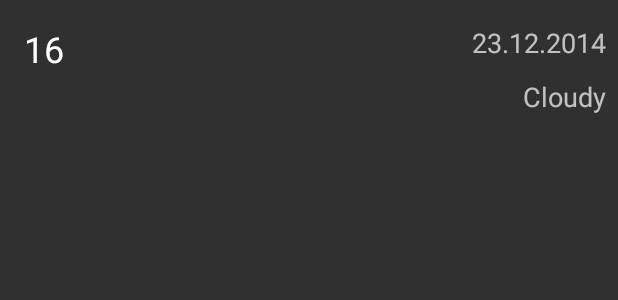
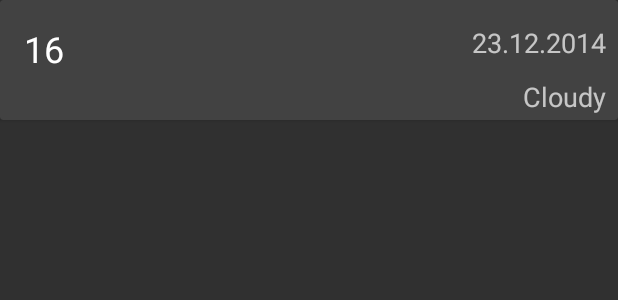
Before and after one commit to aprofromindia/WeatherApp, an Android app: the layout item_weather.xml on its own in the app's theme, with its tools: preview values and no code run, on a phone screen of 412 x 824 dp. Shown: the top 300 px of the screen. Run offline under Robolectric (Android 15) with nearby library versions, the phone set to English and light mode, and no system bars.

Commit message:
minor update.

```diff
--- a/app/build.gradle
+++ b/app/build.gradle
@@ -35,4 +35,5 @@ dependencies {
     compile 'com.android.support:recyclerview-v7:25.1.0'
     compile 'com.squareup.retrofit2:retrofit:2.1.0'
     compile 'com.squareup.retrofit2:converter-jackson:2.1.0'
+    compile 'com.android.support:cardview-v7:25.1.0'
 }
--- a/app/src/main/java/com/github/aprofromindia/weatherapp/entities/Weather.java
+++ b/app/src/main/java/com/github/aprofromindia/weatherapp/entities/Weather.java
@@ -2,15 +2,17 @@ package com.github.aprofromindia.weatherapp.entities;
 
 import com.fasterxml.jackson.annotation.JsonFormat;
 import com.fasterxml.jackson.annotation.JsonIgnoreProperties;
+import com.fasterxml.jackson.annotation.JsonProperty;
 
 import java.util.Date;
 
 @JsonIgnoreProperties(ignoreUnknown = true)
 public class Weather {
     private int code;
-    @JsonFormat(pattern = "www, dd MMM yyyy hh:mm a z")
+    @JsonFormat(pattern = "www, dd MMM yyyy hh:mm a z TZ")
     private Date date;
     private int temp;
+    @JsonProperty("text")
     private String condition;
 
     public Weather(int code, int temp, String condition) {
--- a/app/src/main/java/com/github/aprofromindia/weatherapp/entities/jackson/WeatherListDeserializer.java
+++ b/app/src/main/java/com/github/aprofromindia/weatherapp/entities/jackson/WeatherListDeserializer.java
@@ -24,9 +24,9 @@ public class WeatherListDeserializer extends JsonDeserializer<WeatherList> {
 
         for (JsonNode n : node.path("query").path("results").path("channel")) {
             JsonNode weather = n.path("item").path("condition");
-            int code = weather.path("code").asInt();
-            int temp = weather.path("temp").asInt();
-            String condition = weather.path("condition").asText();
+            final int code = weather.path("code").asInt();
+            final int temp = weather.path("temp").asInt();
+            final String condition = weather.path("text").asText();
             weatherList.add(new Weather(code, temp, condition));
         }
         return new WeatherList(weatherList);
--- a/app/src/main/java/com/github/aprofromindia/weatherapp/ui/activities/MainActivity.java
+++ b/app/src/main/java/com/github/aprofromindia/weatherapp/ui/activities/MainActivity.java
@@ -34,7 +34,7 @@ public class MainActivity extends AppCompatActivity {
     }
 
     private void setupViews(ActivityMainBinding binding) {
-        RecyclerView recyclerView = binding.recyclerView;
+        final RecyclerView recyclerView = binding.recyclerView;
         refreshLayout = binding.refreshLayout;
         progressBar = binding.progressBar;
 
@@ -47,6 +47,7 @@ public class MainActivity extends AppCompatActivity {
         refreshLayout.setOnRefreshListener(new SwipeRefreshLayout.OnRefreshListener() {
             @Override
             public void onRefresh() {
+                ((WeatherAdapter) recyclerView.getAdapter()).setWeatherList(null);
                 getWeatherList(networkFragment);
             }
         });
--- a/app/src/main/java/com/github/aprofromindia/weatherapp/ui/adapters/WeatherAdapter.java
+++ b/app/src/main/java/com/github/aprofromindia/weatherapp/ui/adapters/WeatherAdapter.java
@@ -19,8 +19,7 @@ public class WeatherAdapter extends RecyclerView.Adapter<WeatherAdapter.WeatherV
     @Override
     public WeatherViewHolder onCreateViewHolder(ViewGroup parent, int viewType) {
         LayoutInflater inflater = LayoutInflater.from(parent.getContext());
-        ItemWeatherBinding binding = DataBindingUtil.inflate(inflater,
-                R.layout.item_weather, parent, false);
+        ItemWeatherBinding binding = ItemWeatherBinding.inflate(inflater, parent, false);
         return new WeatherViewHolder(binding);
     }
 
--- a/app/src/main/res/layout/item_weather.xml
+++ b/app/src/main/res/layout/item_weather.xml
@@ -10,9 +10,13 @@
             type="com.github.aprofromindia.weatherapp.entities.Weather" />
     </data>
 
+    <android.support.v7.widget.CardView
+        android:layout_width="match_parent"
+        android:layout_height="80dp">
+
         <android.support.constraint.ConstraintLayout
             android:layout_width="match_parent"
-        android:layout_height="80dp"
+            android:layout_height="match_parent"
             android:orientation="vertical">
 
             <TextView
@@ -52,13 +56,14 @@
                 android:layout_marginEnd="8dp"
                 android:layout_marginRight="8dp"
                 android:layout_marginTop="16dp"
-            android:text=""
+                android:text="@{String.valueOf(1)}"
                 android:textAppearance="@style/TextAppearance.AppCompat.Medium"
                 app:layout_constraintRight_toRightOf="parent"
                 app:layout_constraintTop_toTopOf="parent"
                 tools:layout_constraintRight_creator="1"
                 tools:layout_constraintTop_creator="1"
                 tools:text="23.12.2014" />
+        </android.support.constraint.ConstraintLayout>
+    </android.support.v7.widget.CardView>
 
-    </android.support.constraint.ConstraintLayout>
 </layout>
```
Lines whose indentation alone changed are shown as unchanged.
